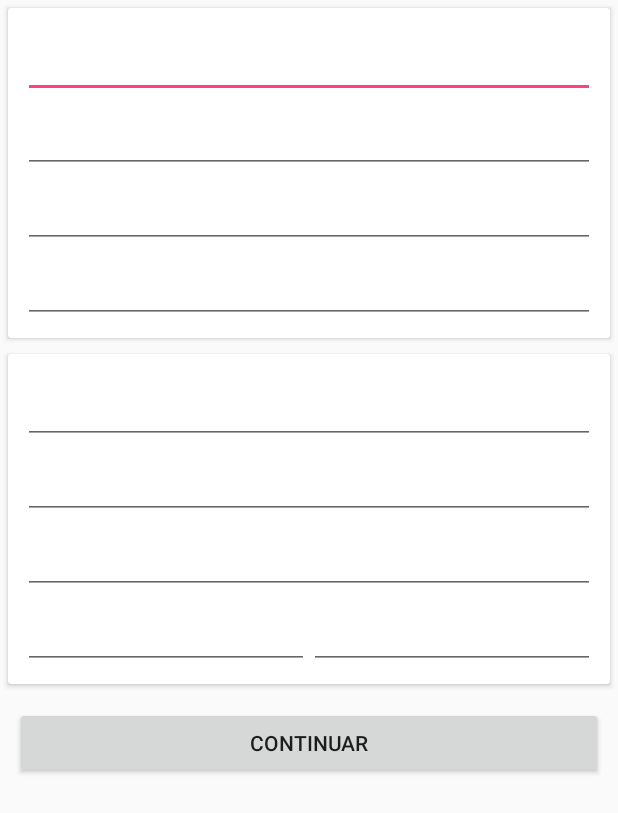
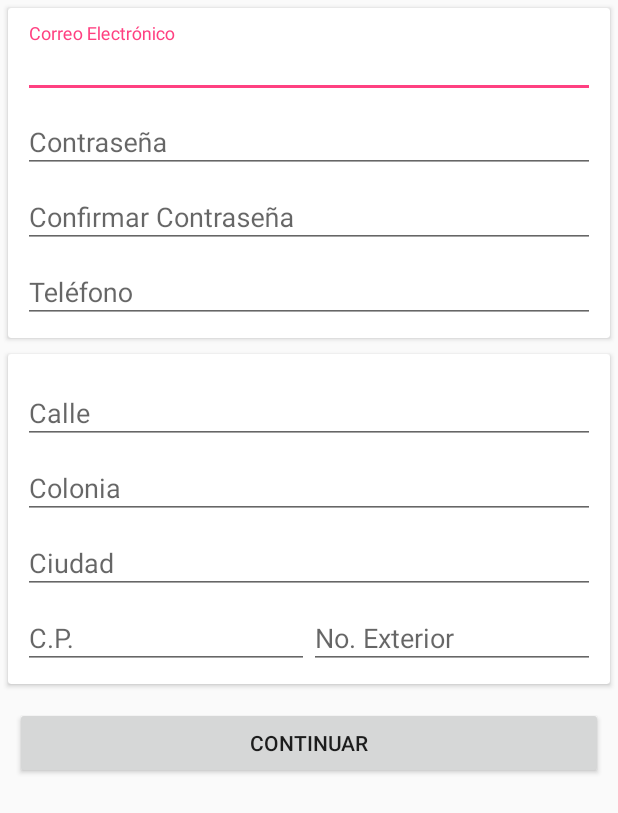
Before and after one commit to Gustavol95/freecon, an Android app: the fragment RegistroUnoFragment shown on its own in the app's theme, on a phone screen of 412 x 824 dp. Shown: the top 813 px of the screen. Run offline under Robolectric (Android 15) with nearby library versions, the phone set to English and light mode, and no system bars; our stand-ins replace ButterKnife; libraries missing offline, so code that uses them is left out: com.jakewharton.rxbinding2.

Commit message:
Avances registro

```diff
--- a/app/build.gradle
+++ b/app/build.gradle
@@ -1,5 +1,6 @@
 apply plugin: 'com.android.application'
 apply plugin: 'me.tatarka.retrolambda'
+apply plugin: 'org.greenrobot.greendao'
 
 android {
     compileSdkVersion 25
@@ -18,6 +19,10 @@ android {
             proguardFiles getDefaultProguardFile('proguard-android.txt'), 'proguard-rules.pro'
         }
     }
+    compileOptions {
+        targetCompatibility 1.8
+        sourceCompatibility 1.8
+    }
 }
 
 dependencies {
@@ -31,6 +36,7 @@ dependencies {
     compile 'com.android.support:design:25.3.1'
     compile 'com.facebook.android:facebook-android-sdk:[4,5)'
     compile 'com.squareup.retrofit2:retrofit:2.3.0'
+    compile 'org.greenrobot:greendao:3.2.0'
     compile 'com.squareup.retrofit2:converter-gson:2.3.0'
     compile 'com.jakewharton.rxbinding2:rxbinding-appcompat-v7:2.0.0'
     compile 'io.reactivex.rxjava2:rxandroid:2.0.1'
--- a/app/src/main/java/com/iesoluciones/freecon/fragments/RegistroUnoFragment.java
+++ b/app/src/main/java/com/iesoluciones/freecon/fragments/RegistroUnoFragment.java
@@ -5,15 +5,21 @@ import android.support.annotation.Nullable;
 import android.support.design.widget.TextInputLayout;
 import android.support.v4.app.Fragment;
 import android.support.v7.widget.AppCompatButton;
-import android.support.v7.widget.AppCompatEditText;
+import android.support.design.widget.TextInputEditText;
+import android.util.Log;
 import android.view.LayoutInflater;
 import android.view.View;
 import android.view.ViewGroup;
 
 import com.iesoluciones.freecon.R;
 import com.iesoluciones.freecon.intefaces.RegistroCallback;
+import com.jakewharton.rxbinding2.view.RxView;
+import com.jakewharton.rxbinding2.view.RxViewGroup;
+import com.jakewharton.rxbinding2.widget.RxTextView;
 
 import org.w3c.dom.Text;
+
+import java.util.concurrent.TimeUnit;
 
 import butterknife.BindView;
 import butterknife.ButterKnife;
@@ -25,43 +31,45 @@ import butterknife.OnClick;
 
 public class RegistroUnoFragment extends Fragment {
 
+    static String TAG=RegistroUnoFragment.class.getCanonicalName();
+
 
     @BindView(R.id.textInputCorreoElectronico)
     TextInputLayout textInputCorreoElectronico;
     @BindView(R.id.editCorreoElectronico)
-    AppCompatEditText AppCompatActivity;
+    TextInputEditText editCorreoElectronico;
     @BindView(R.id.textInputContrasena)
     TextInputLayout textInputContrasena;
     @BindView(R.id.editContrasena)
-    AppCompatEditText editContrasena;
+    TextInputEditText editContrasena;
     @BindView(R.id.textInputContrasenaConfirmacion)
     TextInputLayout textInputContrasenaConfirmacion;
     @BindView(R.id.editContrasenaConfirmacion)
-    AppCompatEditText editContrasenaConfirmacion;
+    TextInputEditText editContrasenaConfirmacion;
     @BindView(R.id.textInputTelefono)
     TextInputLayout textInputTelefono;
     @BindView(R.id.editTelefono)
-    AppCompatEditText editTelefono;
+    TextInputEditText editTelefono;
     @BindView(R.id.textInputCalle)
     TextInputLayout textInputCalle;
     @BindView(R.id.editCalle)
-    AppCompatEditText editCalle;
+    TextInputEditText editCalle;
     @BindView(R.id.textInputColonia)
     TextInputLayout textInputColonia;
     @BindView(R.id.editColonia)
-    AppCompatEditText editColonia;
+    TextInputEditText editColonia;
     @BindView(R.id.textInputCiudad)
     TextInputLayout textInputCiudad;
     @BindView(R.id.editCiudad)
-    AppCompatEditText editCiudad;
+    TextInputEditText editCiudad;
     @BindView(R.id.textInputCP)
     TextInputLayout textInputCP;
     @BindView(R.id.editCP)
-    AppCompatEditText editCP;
+    TextInputEditText editCP;
     @BindView(R.id.textInputExterior)
     TextInputLayout textInputExterior;
     @BindView(R.id.editExterior)
-    AppCompatEditText editExterior;
+    TextInputEditText editExterior;
     @BindView(R.id.buttonContinuar)
     AppCompatButton buttonContinuar;
     RegistroCallback registroCallback;
--- a/app/src/main/res/layout/fragment_registro_uno.xml
+++ b/app/src/main/res/layout/fragment_registro_uno.xml
@@ -1,5 +1,6 @@
 <?xml version="1.0" encoding="utf-8"?>
 <ScrollView xmlns:android="http://schemas.android.com/apk/res/android"
+    xmlns:app="http://schemas.android.com/apk/res-auto"
     android:id="@+id/scrollRegistro1"
     android:layout_width="match_parent"
     android:layout_height="match_parent">
@@ -25,12 +26,17 @@
                 <android.support.design.widget.TextInputLayout
                     android:id="@+id/textInputCorreoElectronico"
                     android:layout_width="match_parent"
-                    android:layout_height="50dp">
+                    android:layout_height="50dp"
+                    app:hintEnabled="true"
 
-                    <android.support.v7.widget.AppCompatEditText
+                    android:hint="@string/correo"
+                    >
+
+                    <android.support.design.widget.TextInputEditText
                         android:id="@+id/editCorreoElectronico"
                         android:layout_width="match_parent"
-                        android:layout_height="match_parent" />
+                        android:layout_height="match_parent"
+                        />
 
                 </android.support.design.widget.TextInputLayout>
 
@@ -39,10 +45,11 @@
                     android:layout_width="match_parent"
                     android:layout_height="50dp">
 
-                    <android.support.v7.widget.AppCompatEditText
+                    <android.support.design.widget.TextInputEditText
                         android:id="@+id/editContrasena"
                         android:layout_width="match_parent"
-                        android:layout_height="match_parent" />
+                        android:layout_height="match_parent"
+                        android:hint="@string/contrasena"/>
 
                 </android.support.design.widget.TextInputLayout>
 
@@ -51,10 +58,11 @@
                     android:layout_width="match_parent"
                     android:layout_height="50dp">
 
-                    <android.support.v7.widget.AppCompatEditText
+                    <android.support.design.widget.TextInputEditText
                         android:id="@+id/editContrasenaConfirmacion"
                         android:layout_width="match_parent"
-                        android:layout_height="match_parent" />
+                        android:layout_height="match_parent"
+                        android:hint="@string/confirma_contrasena"/>
 
                 </android.support.design.widget.TextInputLayout>
 
@@ -63,10 +71,11 @@
                     android:layout_width="match_parent"
                     android:layout_height="50dp">
 
-                    <android.support.v7.widget.AppCompatEditText
+                    <android.support.design.widget.TextInputEditText
                         android:id="@+id/editTelefono"
                         android:layout_width="match_parent"
-                        android:layout_height="match_parent" />
+                        android:layout_height="match_parent"
+                        android:hint="@string/telefono"/>
 
                 </android.support.design.widget.TextInputLayout>
             </LinearLayout>
@@ -88,10 +97,11 @@
                     android:layout_width="match_parent"
                     android:layout_height="50dp">
 
-                    <android.support.v7.widget.AppCompatEditText
+                    <android.support.design.widget.TextInputEditText
                         android:id="@+id/editCalle"
                         android:layout_width="match_parent"
-                        android:layout_height="match_parent" />
+                        android:layout_height="match_parent"
+                        android:hint="@string/calle"/>
 
                 </android.support.design.widget.TextInputLayout>
 
@@ -100,10 +110,11 @@
                     android:layout_width="match_parent"
                     android:layout_height="50dp">
 
-                    <android.support.v7.widget.AppCompatEditText
+                    <android.support.design.widget.TextInputEditText
                         android:id="@+id/editColonia"
                         android:layout_width="match_parent"
-                        android:layout_height="match_parent" />
+                        android:layout_height="match_parent"
+                        android:hint="@string/colonia"/>
 
                 </android.support.design.widget.TextInputLayout>
 
@@ -112,10 +123,11 @@
                     android:layout_width="match_parent"
                     android:layout_height="50dp">
 
-                    <android.support.v7.widget.AppCompatEditText
+                    <android.support.design.widget.TextInputEditText
                         android:id="@+id/editCiudad"
                         android:layout_width="match_parent"
-                        android:layout_height="match_parent" />
+                        android:layout_height="match_parent"
+                        android:hint="@string/ciudad"/>
 
                 </android.support.design.widget.TextInputLayout>
 
@@ -131,10 +143,11 @@
                         android:layout_height="50dp"
                         android:layout_weight="1">
 
-                        <android.support.v7.widget.AppCompatEditText
+                        <android.support.design.widget.TextInputEditText
                             android:id="@+id/editCP"
                             android:layout_width="match_parent"
-                            android:layout_height="match_parent" />
+                            android:layout_height="match_parent"
+                            android:hint="@string/cp"/>
 
                     </android.support.design.widget.TextInputLayout>
 
@@ -144,10 +157,11 @@
                         android:layout_height="50dp"
                         android:layout_weight="1">
 
-                        <android.support.v7.widget.AppCompatEditText
+                        <android.support.design.widget.TextInputEditText
                             android:id="@+id/editExterior"
                             android:layout_width="match_parent"
-                            android:layout_height="match_parent" />
+                            android:layout_height="match_parent"
+                            android:hint="@string/exterior"/>
 
                     </android.support.design.widget.TextInputLayout>
                 </LinearLayout>
@@ -159,7 +173,7 @@
             android:layout_width="match_parent"
             android:layout_height="wrap_content"
             android:layout_margin="10dp"
-            android:text="Continuar" />
+            android:text="@string/continuar" />
 
     </LinearLayout>
 
--- a/app/src/main/res/values/strings.xml
+++ b/app/src/main/res/values/strings.xml
@@ -7,4 +7,20 @@
 
     <string name="action_settings">Settings</string>
     <string name="title_activity_splash">SplashActivity</string>
+
+   <!-- REGISTRO-->
+    <string name="correo">Correo Electrónico</string>
+    <string name="contrasena">Contraseña</string>
+    <string name="confirma_contrasena">Confirmar Contraseña</string>
+    <string name="calle">Calle</string>
+    <string name="colonia">Colonia</string>
+    <string name="telefono">Teléfono</string>
+    <string name="cp">C.P.</string>
+    <string name="ciudad">Ciudad</string>
+    <string name="exterior">No. Exterior</string>
+    <string name="continuar">Continuar</string>
+    <string name="finalizar">Finalizar</string>
+    <string name="profesion">Profesión</string>
+    <string name="descripcion">Descripción</string>
+
 </resources>
--- a/build.gradle
+++ b/build.gradle
@@ -9,6 +9,7 @@ buildscript {
         // in the individual module build.gradle files
         classpath 'com.android.tools.build:gradle:2.3.3'
         classpath 'me.tatarka:gradle-retrolambda:3.7.0'
+        classpath 'org.greenrobot:greendao-gradle-plugin:3.2.1'
     }
 }
 
```
Also changed, not shown: app/src/main/AndroidManifest.xml (+10 -4 lines), app/src/main/java/com/iesoluciones/freecon/App.java (added, +82 -0 lines), app/src/main/java/com/iesoluciones/freecon/ObservableHelper.java (added, +30 -0 lines), app/src/main/java/com/iesoluciones/freecon/adapters/GirosAdapter.java (added, +8 -0 lines), app/src/main/java/com/iesoluciones/freecon/fragments/RegistroDosFragment.java (+31 -1 lines), app/src/main/java/com/iesoluciones/freecon/models/Servicio.java (added, +8 -0 lines), app/src/main/java/com/iesoluciones/freecon/models/ServicioResponse.java (added, +8 -0 lines), app/src/main/res/layout/fragment_registro_dos.xml (+4 -3 lines), app/src/main/res/layout/fragment_registro_tres.xml (+10 -10 lines), app/src/main/java/com/iesoluciones/freecon/activities/DrawerActivity.java (renamed from app/src/main/java/com/iesoluciones/freecon/DrawerActivity.java), app/src/main/java/com/iesoluciones/freecon/activities/LoginActivity.java (renamed from app/src/main/java/com/iesoluciones/freecon/LoginActivity.java), app/src/main/java/com/iesoluciones/freecon/activities/RegistroActivity.java (renamed from app/src/main/java/com/iesoluciones/freecon/RegistroActivity.java), app/src/main/java/com/iesoluciones/freecon/activities/SplashActivity.java (renamed from app/src/main/java/com/iesoluciones/freecon/SplashActivity.java).
